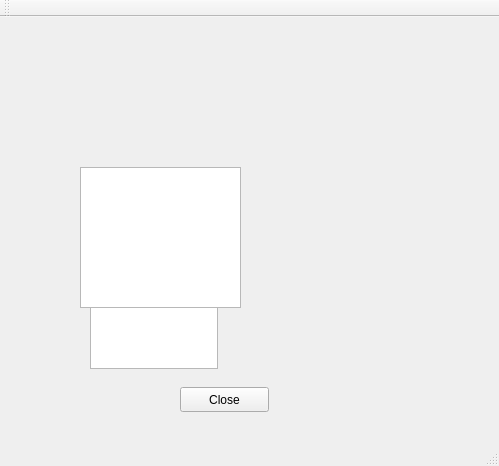
Before: the Qt Designer form SkyTouchInstall/mainwindow.ui in ElwinCabrera/SkyTouch-Install-GUI, drawn with Qt 5.
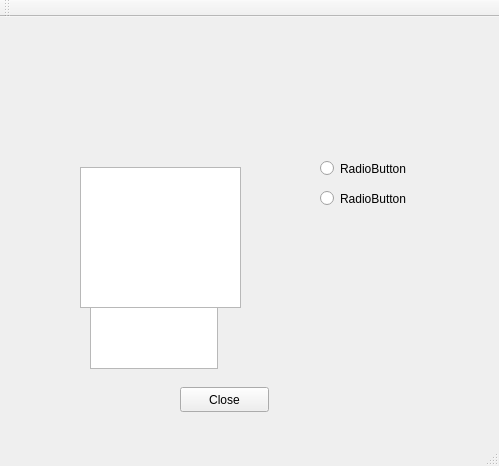
After: the same form once the commit is applied.

What changed in the file:
```diff
--- a/SkyTouchInstall/mainwindow.ui
+++ b/SkyTouchInstall/mainwindow.ui
@@ -68,6 +68,32 @@
      </rect>
     </property>
    </widget>
+   <widget class="QRadioButton" name="radioButton">
+    <property name="geometry">
+     <rect>
+      <x>320</x>
+      <y>140</y>
+      <width>112</width>
+      <height>23</height>
+     </rect>
+    </property>
+    <property name="text">
+     <string>RadioButton</string>
+    </property>
+   </widget>
+   <widget class="QRadioButton" name="radioButton_2">
+    <property name="geometry">
+     <rect>
+      <x>320</x>
+      <y>170</y>
+      <width>112</width>
+      <height>23</height>
+     </rect>
+    </property>
+    <property name="text">
+     <string>RadioButton</string>
+    </property>
+   </widget>
   </widget>
   <widget class="QMenuBar" name="menuBar">
    <property name="geometry">
```
